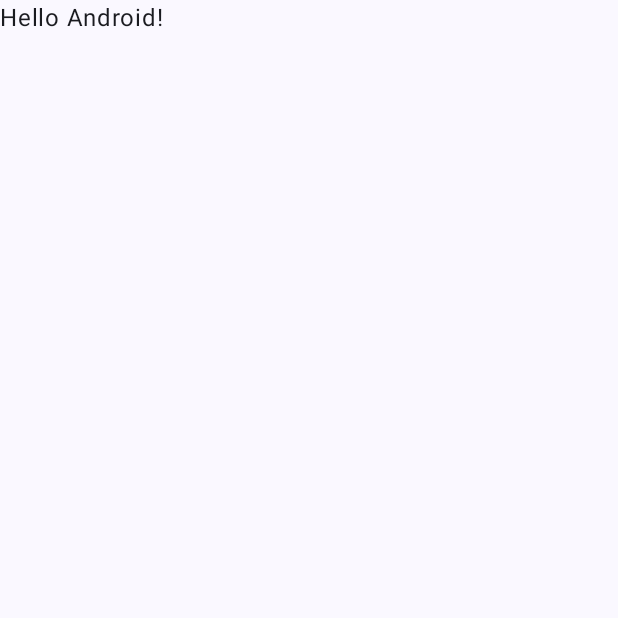
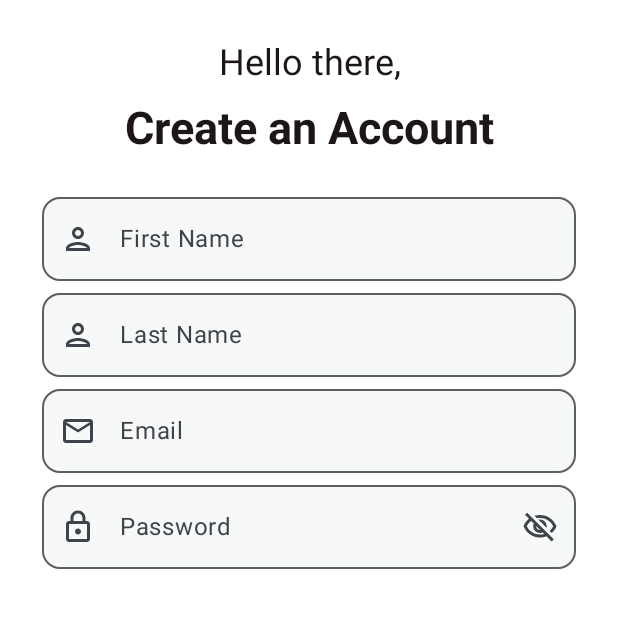
Before and after one commit to DevHumbleChris/jetpack-compose-login-registration-samples, an Android app built with Jetpack Compose: the screen it shows after launch (MainActivity), on a phone screen of 412 x 824 dp, the top half of it. Before the commit the part shown is almost empty. Run offline under Robolectric (Android 15) with nearby library versions, the phone set to English and light mode, and no system bars.

Commit message:
added signup screen

```diff
--- a/simple-login-screen/app/build.gradle.kts
+++ b/simple-login-screen/app/build.gradle.kts
@@ -56,6 +56,7 @@ dependencies {
     implementation("androidx.activity:activity-compose:1.8.1")
     implementation(platform("androidx.compose:compose-bom:2023.03.00"))
     implementation("androidx.compose.ui:ui")
+    implementation("androidx.compose.material:material-icons-extended-android:1.5.4")
     implementation("androidx.compose.ui:ui-graphics")
     implementation("androidx.compose.ui:ui-tooling-preview")
     implementation("androidx.compose.material3:material3")
--- a/simple-login-screen/app/src/main/java/com/montanainc/simpleloginscreen/MainActivity.kt
+++ b/simple-login-screen/app/src/main/java/com/montanainc/simpleloginscreen/MainActivity.kt
@@ -10,6 +10,7 @@ import androidx.compose.material3.Text
 import androidx.compose.runtime.Composable
 import androidx.compose.ui.Modifier
 import androidx.compose.ui.tooling.preview.Preview
+import com.montanainc.simpleloginscreen.screens.SignupScreen
 import com.montanainc.simpleloginscreen.ui.theme.SimpleLoginScreenTheme
 
 class MainActivity : ComponentActivity() {
@@ -18,29 +19,16 @@ class MainActivity : ComponentActivity() {
         setContent {
             SimpleLoginScreenTheme {
                 // A surface container using the 'background' color from the theme
-                Surface(
-                    modifier = Modifier.fillMaxSize(),
-                    color = MaterialTheme.colorScheme.background
-                ) {
-                    Greeting("Android")
-                }
+                SignupScreen()
             }
         }
     }
-}
-
-@Composable
-fun Greeting(name: String, modifier: Modifier = Modifier) {
-    Text(
-        text = "Hello $name!",
-        modifier = modifier
-    )
 }
 
 @Preview(showBackground = true)
 @Composable
 fun GreetingPreview() {
     SimpleLoginScreenTheme {
-        Greeting("Android")
+        SignupScreen()
     }
 }
--- /dev/null
+++ b/simple-login-screen/app/src/main/java/com/montanainc/simpleloginscreen/app/SimpleLoginApp.kt
@@ -0,0 +1,17 @@
+package com.montanainc.simpleloginscreen.app
+
+import androidx.compose.foundation.layout.fillMaxSize
+import androidx.compose.material3.Surface
+import androidx.compose.runtime.Composable
+import androidx.compose.ui.Modifier
+import androidx.compose.ui.graphics.Color
+
+@Composable
+fun SimpleLoginApp() {
+    Surface(
+        modifier = Modifier.fillMaxSize(),
+        color = Color.White
+    ) {
+
+    }
+}
--- /dev/null
+++ b/simple-login-screen/app/src/main/java/com/montanainc/simpleloginscreen/components/AppComponents.kt
@@ -0,0 +1,147 @@
+package com.montanainc.simpleloginscreen.components
+
+import androidx.compose.foundation.layout.fillMaxWidth
+import androidx.compose.foundation.layout.heightIn
+import androidx.compose.foundation.text.KeyboardOptions
+import androidx.compose.material.icons.Icons
+import androidx.compose.material.icons.outlined.Person
+import androidx.compose.material.icons.outlined.Visibility
+import androidx.compose.material.icons.outlined.VisibilityOff
+import androidx.compose.material3.ExperimentalMaterial3Api
+import androidx.compose.material3.Icon
+import androidx.compose.material3.IconButton
+import androidx.compose.material3.MaterialTheme
+import androidx.compose.material3.OutlinedTextField
+import androidx.compose.material3.Text
+import androidx.compose.material3.TextFieldDefaults
+import androidx.compose.runtime.Composable
+import androidx.compose.runtime.getValue
+import androidx.compose.runtime.mutableStateOf
+import androidx.compose.runtime.remember
+import androidx.compose.runtime.setValue
+import androidx.compose.ui.Modifier
+import androidx.compose.ui.graphics.vector.ImageVector
+import androidx.compose.ui.text.TextStyle
+import androidx.compose.ui.text.font.FontStyle
+import androidx.compose.ui.text.font.FontWeight
+import androidx.compose.ui.text.input.KeyboardType
+import androidx.compose.ui.text.input.PasswordVisualTransformation
+import androidx.compose.ui.text.input.VisualTransformation
+import androidx.compose.ui.text.style.TextAlign
+import androidx.compose.ui.unit.dp
+import androidx.compose.ui.unit.sp
+import com.montanainc.simpleloginscreen.ui.theme.BgColor
+import com.montanainc.simpleloginscreen.ui.theme.Primary
+import com.montanainc.simpleloginscreen.ui.theme.TextColor
+
+@Composable
+fun NormalTextComponent(value: String) {
+    Text(
+        text = value,
+        modifier = Modifier
+            .fillMaxWidth()
+            .heightIn(min = 40.dp),
+        style = TextStyle(
+            fontSize = 24.sp,
+            fontWeight = FontWeight.Normal,
+            fontStyle = FontStyle.Normal
+        ),
+        color = TextColor,
+        textAlign = TextAlign.Center
+    )
+}
+
+@Composable
+fun HeadingTextComponent(value: String) {
+    Text(
+        text = value,
+        modifier = Modifier
+            .fillMaxWidth()
+            .heightIn(),
+        style = TextStyle(
+            fontSize = 30.sp,
+            fontWeight = FontWeight.Bold,
+            fontStyle = FontStyle.Normal
+        ),
+        color = TextColor,
+        textAlign = TextAlign.Center
+    )
+}
+
+@OptIn(ExperimentalMaterial3Api::class)
+@Composable
+fun MyTextFieldComponent(labelValue: String, icon: ImageVector) {
+    var textValue by remember {
+        mutableStateOf("")
+    }
+    OutlinedTextField(
+        label = {
+            Text(text = labelValue)
+        },
+        value = textValue,
+        onValueChange = {
+            textValue = it
+        },
+        colors = TextFieldDefaults.outlinedTextFieldColors(
+            focusedBorderColor = Primary,
+            focusedLabelColor = Primary,
+            cursorColor = Primary,
+            containerColor = BgColor
+        ),
+        modifier = Modifier.fillMaxWidth(),
+        shape = MaterialTheme.shapes.medium,
+        leadingIcon = {
+            Icon(
+                imageVector = icon,
+                contentDescription = "profile"
+            )
+        },
+        keyboardOptions = KeyboardOptions.Default
+    )
+}
+
+@OptIn(ExperimentalMaterial3Api::class)
+@Composable
+fun PasswordTextFieldComponent(labelValue: String, icon: ImageVector) {
+    var password by remember {
+        mutableStateOf("")
+    }
+
+    var isPasswordVisible by remember {
+        mutableStateOf(false)
+    }
+    OutlinedTextField(
+        label = {
+            Text(text = labelValue)
+        },
+        value = password,
+        onValueChange = {
+            password = it
+        },
+        colors = TextFieldDefaults.outlinedTextFieldColors(
+            focusedBorderColor = Primary,
+            focusedLabelColor = Primary,
+            cursorColor = Primary,
+            containerColor = BgColor
+        ),
+        modifier = Modifier.fillMaxWidth(),
+        shape = MaterialTheme.shapes.medium,
+        leadingIcon = {
+            Icon(
+                imageVector = icon,
+                contentDescription = "profile"
+            )
+        },
+        trailingIcon = {
+            val iconImage = if (isPasswordVisible) Icons.Outlined.Visibility else Icons.Outlined.VisibilityOff
+            val description = if (isPasswordVisible) "Show Password" else "Hide Password"
+            IconButton(onClick = {
+                isPasswordVisible = !isPasswordVisible
+            }) {
+                Icon(imageVector = iconImage, contentDescription = description)
+            }
+        },
+        keyboardOptions = KeyboardOptions(keyboardType = KeyboardType.Password),
+        visualTransformation = if (isPasswordVisible) VisualTransformation.None else PasswordVisualTransformation()
+    )
+}
--- /dev/null
+++ b/simple-login-screen/app/src/main/java/com/montanainc/simpleloginscreen/screens/SignupScreen.kt
@@ -0,0 +1,66 @@
+package com.montanainc.simpleloginscreen.screens
+
+import androidx.compose.foundation.background
+import androidx.compose.foundation.layout.Column
+import androidx.compose.foundation.layout.Spacer
+import androidx.compose.foundation.layout.fillMaxSize
+import androidx.compose.foundation.layout.height
+import androidx.compose.foundation.layout.padding
+import androidx.compose.material.icons.Icons
+import androidx.compose.material.icons.outlined.Email
+import androidx.compose.material.icons.outlined.Lock
+import androidx.compose.material.icons.outlined.Person
+import androidx.compose.material3.Surface
+import androidx.compose.runtime.Composable
+import androidx.compose.ui.Modifier
+import androidx.compose.ui.graphics.Color
+import androidx.compose.ui.tooling.preview.Preview
+import androidx.compose.ui.unit.dp
+import com.montanainc.simpleloginscreen.components.HeadingTextComponent
+import com.montanainc.simpleloginscreen.components.MyTextFieldComponent
+import com.montanainc.simpleloginscreen.components.NormalTextComponent
+import com.montanainc.simpleloginscreen.components.PasswordTextFieldComponent
+
+@Composable
+fun SignupScreen() {
+    Surface(
+        color = Color.White,
+        modifier = Modifier
+            .fillMaxSize()
+            .background(Color.White)
+            .padding(28.dp)
+    ) {
+        Column(
+            modifier = Modifier.fillMaxSize()
+        ) {
+            NormalTextComponent(value = "Hello there,")
+            HeadingTextComponent(value = "Create an Account")
+            Spacer(modifier = Modifier.height(20.dp))
+
+            Column {
+                MyTextFieldComponent(
+                    labelValue = "First Name",
+                    icon = Icons.Outlined.Person
+                )
+                MyTextFieldComponent(
+                    labelValue = "Last Name",
+                    icon = Icons.Outlined.Person
+                )
+                MyTextFieldComponent(
+                    labelValue = "Email",
+                    icon = Icons.Outlined.Email
+                )
+                PasswordTextFieldComponent(
+                    labelValue = "Password",
+                    icon = Icons.Outlined.Lock
+                )
+            }
+        }
+    }
+}
+
+@Preview
+@Composable
+fun SignupScreenPreview() {
+    SignupScreen()
+}
--- a/simple-login-screen/app/src/main/java/com/montanainc/simpleloginscreen/ui/theme/Color.kt
+++ b/simple-login-screen/app/src/main/java/com/montanainc/simpleloginscreen/ui/theme/Color.kt
@@ -2,10 +2,10 @@ package com.montanainc.simpleloginscreen.ui.theme
 
 import androidx.compose.ui.graphics.Color
 
-val Purple80 = Color(0xFFD0BCFF)
-val PurpleGrey80 = Color(0xFFCCC2DC)
-val Pink80 = Color(0xFFEFB8C8)
-
-val Purple40 = Color(0xFF6650a4)
-val PurpleGrey40 = Color(0xFF625b71)
-val Pink40 = Color(0xFF7D5260)
+val Primary = Color(0xFF2A3FD)
+val Secondary = Color(0xFF9DCEFF)
+val TextColor = Color(0xFF1D1617)
+val AccentColor = Color(0xFFC58BF2)
+val GrayColor = Color(0xFF7B6F72)
+val WhiteColor = Color(0xFFFFFFFF)
+val BgColor = Color(0xFFF7F8F8)
--- a/simple-login-screen/app/src/main/java/com/montanainc/simpleloginscreen/ui/theme/Theme.kt
+++ b/simple-login-screen/app/src/main/java/com/montanainc/simpleloginscreen/ui/theme/Theme.kt
@@ -10,21 +10,22 @@ import androidx.compose.material3.dynamicLightColorScheme
 import androidx.compose.material3.lightColorScheme
 import androidx.compose.runtime.Composable
 import androidx.compose.runtime.SideEffect
+import androidx.compose.ui.graphics.Color
 import androidx.compose.ui.graphics.toArgb
 import androidx.compose.ui.platform.LocalContext
 import androidx.compose.ui.platform.LocalView
 import androidx.core.view.WindowCompat
 
 private val DarkColorScheme = darkColorScheme(
-    primary = Purple80,
-    secondary = PurpleGrey80,
-    tertiary = Pink80
+    primary = Primary,
+    secondary = Secondary,
+    tertiary = WhiteColor
 )
 
 private val LightColorScheme = lightColorScheme(
-    primary = Purple40,
-    secondary = PurpleGrey40,
-    tertiary = Pink40
+    primary = Primary,
+    secondary = Secondary,
+    tertiary = WhiteColor
 
     /* Other default colors to override
     background = Color(0xFFFFFBFE),
--- a/simple-login-screen/app/src/main/res/values/colors.xml
+++ b/simple-login-screen/app/src/main/res/values/colors.xml
@@ -1,10 +1,9 @@
 <?xml version="1.0" encoding="utf-8"?>
 <resources>
-    <color name="purple_200">#FFBB86FC</color>
-    <color name="purple_500">#FF6200EE</color>
-    <color name="purple_700">#FF3700B3</color>
-    <color name="teal_200">#FF03DAC5</color>
-    <color name="teal_700">#FF018786</color>
-    <color name="black">#FF000000</color>
-    <color name="white">#FFFFFFFF</color>
+    <color name="colorPrimary">#92A3FD</color>
+    <color name="colorWhite">#FFFFFFFF</color>
+    <color name="colorSecondary">#9DCEFF</color>
+    <color name="colorText">#1D1617</color>
+    <color name="colorAccent">#C58BF2</color>
+    <color name="colorGray">#7B6F72</color>
 </resources>
```
